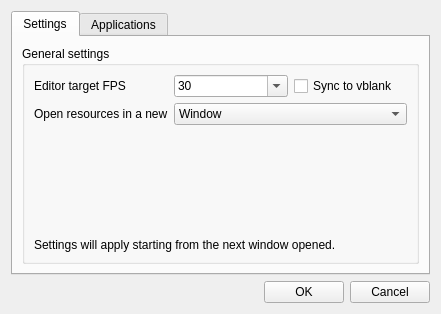
ensisoft/detonator, file editor/gui/dlgsettings.ui: the form before one commit.
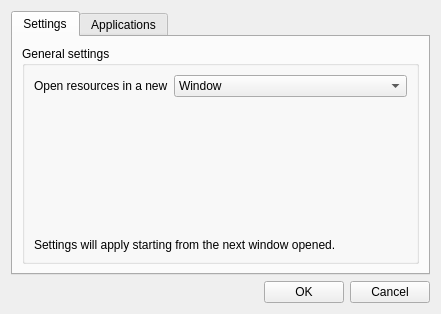
The form after the commit. Icons and pictures are not drawn.

Commit message: Fix / improve rendering janks in the Editor application

Patch:
```diff
--- a/editor/gui/dlgsettings.ui
+++ b/editor/gui/dlgsettings.ui
@@ -36,7 +36,14 @@
          <layout class="QVBoxLayout" name="verticalLayout_4">
           <item>
            <layout class="QGridLayout" name="gridLayout_3">
-            <item row="1" column="1" colspan="2">
+            <item row="0" column="0">
+             <widget class="QLabel" name="label_8">
+              <property name="text">
+               <string>Open resources in a new</string>
+              </property>
+             </widget>
+            </item>
+            <item row="0" column="1" colspan="2">
              <widget class="QComboBox" name="cmbWinOrTab">
               <item>
                <property name="text">
@@ -50,57 +57,6 @@
               </item>
              </widget>
             </item>
-            <item row="0" column="2">
-             <widget class="QCheckBox" name="chkVSync">
-              <property name="text">
-               <string>Sync to vblank</string>
-              </property>
-             </widget>
-            </item>
-            <item row="0" column="1">
-             <widget class="QComboBox" name="cmbTargetFps">
-              <property name="enabled">
-               <bool>true</bool>
-              </property>
-              <property name="editable">
-               <bool>true</bool>
-              </property>
-              <item>
-               <property name="text">
-                <string>30</string>
-               </property>
-              </item>
-              <item>
-               <property name="text">
-                <string>60</string>
-               </property>
-              </item>
-              <item>
-               <property name="text">
-                <string>120</string>
-               </property>
-              </item>
-              <item>
-               <property name="text">
-                <string>144</string>
-               </property>
-              </item>
-             </widget>
-            </item>
-            <item row="1" column="0">
-             <widget class="QLabel" name="label_8">
-              <property name="text">
-               <string>Open resources in a new</string>
-              </property>
-             </widget>
-            </item>
-            <item row="0" column="0">
-             <widget class="QLabel" name="label_5">
-              <property name="text">
-               <string>Editor target FPS</string>
-              </property>
-             </widget>
-            </item>
            </layout>
           </item>
           <item>
```
Left out of the diff: 21 changed lines with no effect on the pictures. The commit also changes 18 other files.
